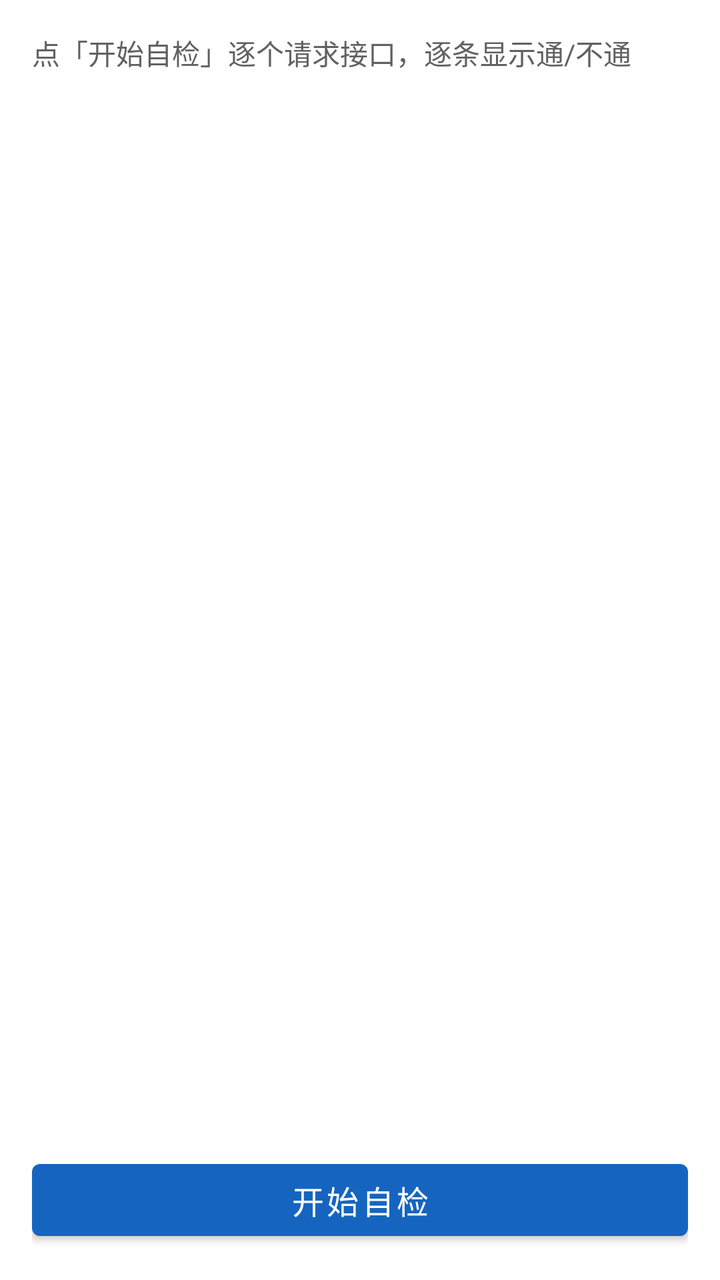
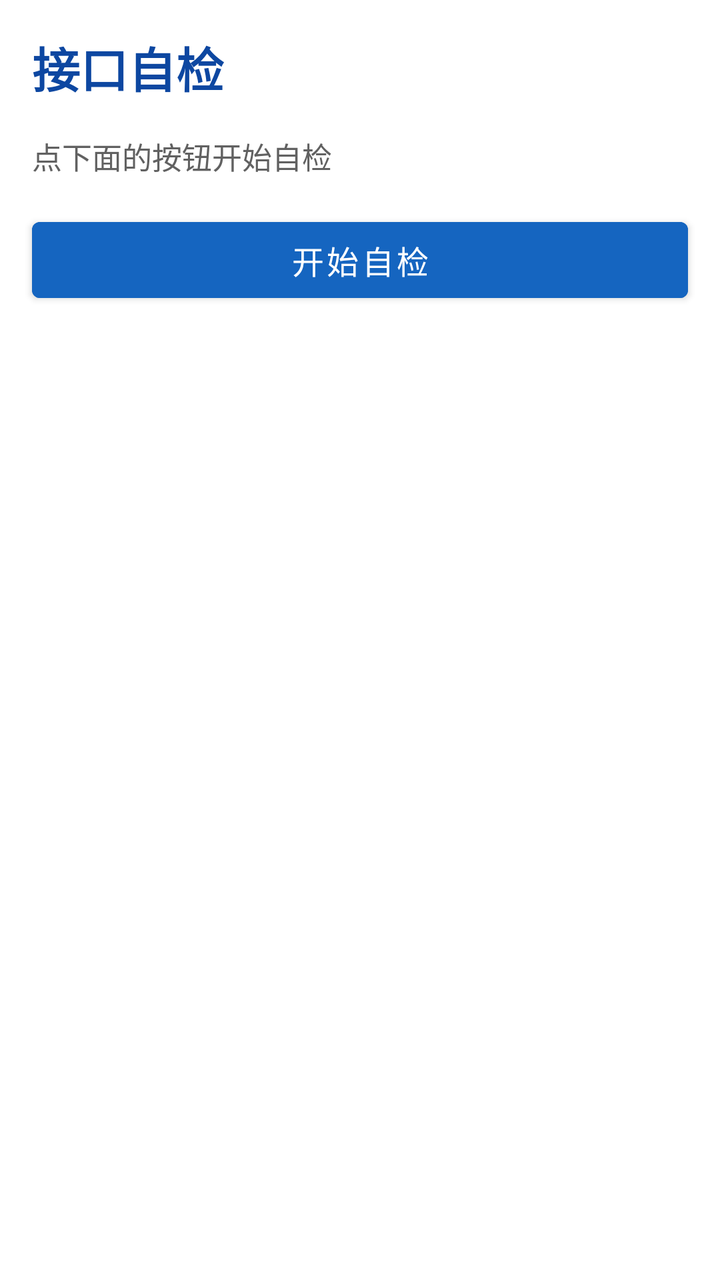

Compare the two renders of this Android layout. The source of the first and the diff that turns it into the second are given below.
<!-- AndroidManifest.xml: application theme Theme.ElderCare.Provision -->
<!-- res/layout/activity_smoke.xml -->
<?xml version="1.0" encoding="utf-8"?>
<LinearLayout xmlns:android="http://schemas.android.com/apk/res/android"
    android:layout_width="match_parent"
    android:layout_height="match_parent"
    android:orientation="vertical"
    android:padding="16dp">

    <TextView
        android:id="@+id/tvOfflineBanner"
        style="@style/CardBody"
        android:layout_width="match_parent"
        android:layout_height="wrap_content"
        android:background="@color/err_bg"
        android:padding="8dp"
        android:text="@string/offline_banner"
        android:visibility="gone" />

    <TextView
        android:id="@+id/tvSummary"
        style="@style/CardBody"
        android:layout_width="match_parent"
        android:layout_height="wrap_content"
        android:text="@string/smoke_idle" />

    <ScrollView
        android:layout_width="match_parent"
        android:layout_height="0dp"
        android:layout_weight="1">

        <LinearLayout
            android:id="@+id/listSmoke"
            android:layout_width="match_parent"
            android:layout_height="wrap_content"
            android:orientation="vertical" />
    </ScrollView>

    <Button
        android:id="@+id/btnRun"
        style="@style/Field"
        android:layout_width="match_parent"
        android:layout_height="wrap_content"
        android:text="@string/action_smoke_test" />
</LinearLayout>
<!-- resources referenced by this layout -->
<resources>
  <color name="err_bg">#FFEBEE</color>
  <string name="action_smoke_test">开始自检</string>
  <string name="offline_banner">网络不可用：下面是上次拿到的数据；恢复后下拉刷新即可</string>
  <string name="smoke_idle">点「开始自检」逐个请求接口，逐条显示通/不通</string>
  <style name="CardBody">
          <item name="android:textSize">14sp</item>
          <item name="android:textColor">@color/muted</item>
      </style>
  <style name="Field">
          <item name="android:layout_width">match_parent</item>
          <item name="android:layout_height">wrap_content</item>
          <item name="android:layout_marginTop">8dp</item>
      </style>
  <style name="Theme.ElderCare.Provision" parent="Theme.MaterialComponents.DayNight.NoActionBar">
          <item name="colorPrimary">@color/brand</item>
          <item name="colorPrimaryDark">@color/brand_dark</item>
          <item name="colorAccent">@color/brand</item>
          <item name="android:textSize">16sp</item>
          <item name="android:windowBackground">@color/white</item>
      </style>
  <color name="muted">#616161</color>
  <color name="brand">#1565C0</color>
  <color name="brand_dark">#0D47A1</color>
  <color name="white">#FFFFFFFF</color>
</resources>

<!-- the commit's change to res/layout/activity_smoke.xml (unified diff, before → after) -->
@@ -2,25 +2,46 @@
 <LinearLayout xmlns:android="http://schemas.android.com/apk/res/android"
     android:layout_width="match_parent"
     android:layout_height="match_parent"
-    android:orientation="vertical"
-    android:padding="16dp">
+    android:orientation="vertical">
 
     <TextView
         android:id="@+id/tvOfflineBanner"
-        style="@style/CardBody"
         android:layout_width="match_parent"
         android:layout_height="wrap_content"
-        android:background="@color/err_bg"
+        android:background="@drawable/bg_banner"
         android:padding="8dp"
         android:text="@string/offline_banner"
+        android:textColor="@color/warn"
+        android:textSize="14sp"
         android:visibility="gone" />
 
     <TextView
-        android:id="@+id/tvSummary"
-        style="@style/CardBody"
         android:layout_width="match_parent"
         android:layout_height="wrap_content"
-        android:text="@string/smoke_idle" />
+        android:padding="16dp"
+        android:text="@string/title_self_check"
+        android:textColor="@color/brand_dark"
+        android:textSize="24sp"
+        android:textStyle="bold" />
+
+    <TextView
+        android:id="@+id/tvSummary"
+        android:layout_width="match_parent"
+        android:layout_height="wrap_content"
+        android:paddingStart="16dp"
+        android:paddingEnd="16dp"
+        android:text="@string/self_check_idle"
+        android:textColor="@color/muted"
+        android:textSize="15sp" />
+
+    <Button
+        android:id="@+id/btnRun"
+        android:layout_width="match_parent"
+        android:layout_height="50dp"
+        android:layout_margin="16dp"
+        android:backgroundTint="@color/brand"
+        android:text="@string/action_run_self_check"
+        android:textSize="16sp" />
 
     <ScrollView
         android:layout_width="match_parent"
@@ -31,13 +52,8 @@
             android:id="@+id/listSmoke"
             android:layout_width="match_parent"
             android:layout_height="wrap_content"
-            android:orientation="vertical" />
+            android:orientation="vertical"
+            android:paddingStart="16dp"
+            android:paddingEnd="16dp" />
     </ScrollView>
-
-    <Button
-        android:id="@+id/btnRun"
-        style="@style/Field"
-        android:layout_width="match_parent"
-        android:layout_height="wrap_content"
-        android:text="@string/action_smoke_test" />
 </LinearLayout>
<!-- resource entries referenced after the edit -->
@@ -1,18 +1,8 @@
 <!-- resources referenced by this layout -->
 <resources>
-  <color name="err_bg">#FFEBEE</color>
-  <string name="action_smoke_test">开始自检</string>
-  <string name="offline_banner">网络不可用：下面是上次拿到的数据；恢复后下拉刷新即可</string>
-  <string name="smoke_idle">点「开始自检」逐个请求接口，逐条显示通/不通</string>
-  <style name="CardBody">
-          <item name="android:textSize">14sp</item>
-          <item name="android:textColor">@color/muted</item>
-      </style>
-  <style name="Field">
-          <item name="android:layout_width">match_parent</item>
-          <item name="android:layout_height">wrap_content</item>
-          <item name="android:layout_marginTop">8dp</item>
-      </style>
+  <string name="offline_banner">网络不太好，正在重试</string>
+  <string name="self_check_idle">点下面的按钮开始自检</string>
+  <string name="title_self_check">接口自检</string>
   <style name="Theme.ElderCare.Provision" parent="Theme.MaterialComponents.DayNight.NoActionBar">
           <item name="colorPrimary">@color/brand</item>
           <item name="colorPrimaryDark">@color/brand_dark</item>
@@ -20,7 +10,15 @@
           <item name="android:textSize">16sp</item>
           <item name="android:windowBackground">@color/white</item>
       </style>
+  <color name="warn_bg">#FFF3E0</color>
   <color name="muted">#616161</color>
+  <color name="warn">#EF6C00</color>
+  <!-- drawable bg_banner (drawable) -->
+  <?xml version="1.0" encoding="utf-8"?>
+  <shape xmlns:android="http://schemas.android.com/apk/res/android" android:shape="rectangle">
+      <solid android:color="@color/warn_bg" />
+  </shape>
+  <string name="action_run_self_check">开始自检</string>
   <color name="brand">#1565C0</color>
   <color name="brand_dark">#0D47A1</color>
   <color name="white">#FFFFFFFF</color>
